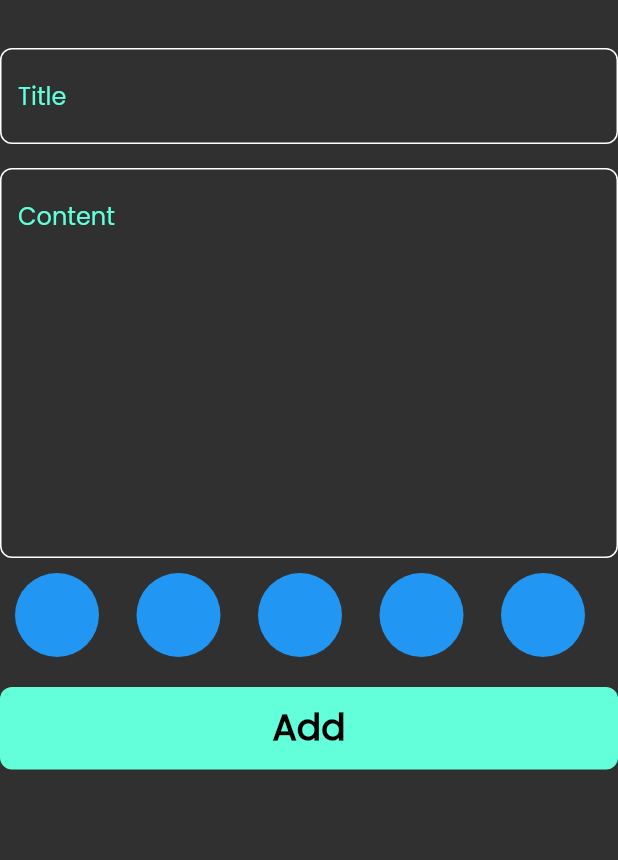
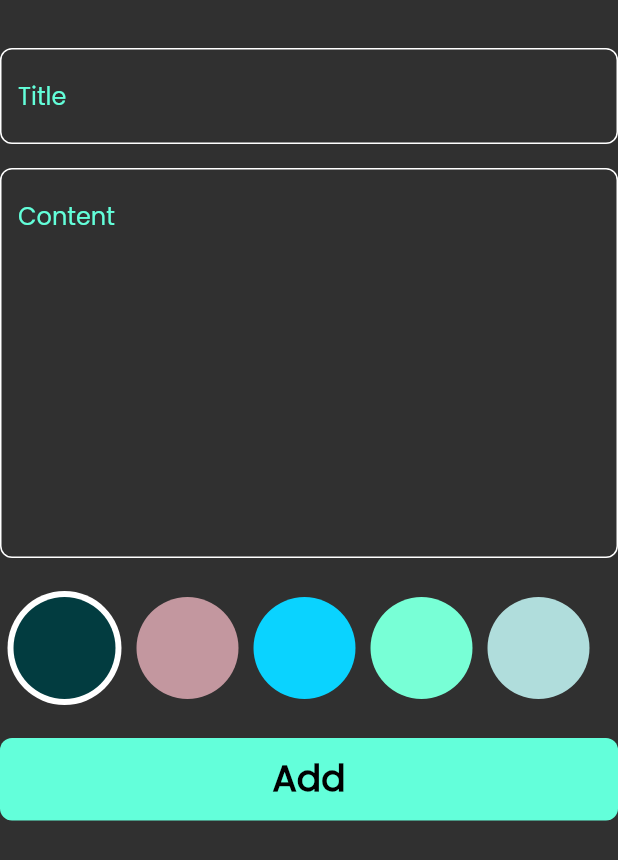
Before and after one commit to Abdullah-Balasmeh/note_app, a Flutter app: the AddNoteForm widget shown alone on an empty page, opened directly, on a phone screen of 412 x 824 dp. Shown: the top 860 px of the screen. Run offline on Flutter 3.47's test engine with Material 3 defaults, Android fonts, the phone set to English and light mode, and no system bars; our stand-ins replace bloc, flutter_bloc, hive, hive_flutter; accounts and stored records are empty.

Commit message:
color list view done

```diff
--- a/lib/widget/add_note_form.dart
+++ b/lib/widget/add_note_form.dart
@@ -43,6 +43,7 @@ class _AddNoteFormState extends State<AddNoteForm> {
             hint: 'Content',
             maxLine: 10,
           ),
+          const SizedBox(height: 10),
           const ColorItemListView(),
           const SizedBox(height: 10),
           BlocBuilder<AddNoteCubit, AddNoteCubitState>(
--- a/lib/widget/color_list_view.dart
+++ b/lib/widget/color_list_view.dart
@@ -1,31 +1,63 @@
 import 'package:flutter/material.dart';
 
 class ColorItem extends StatelessWidget {
-  const ColorItem({super.key});
-
+  const ColorItem({super.key, required this.isActive, required this.color});
+  final bool isActive;
+  final Color color;
   @override
   Widget build(BuildContext context) {
-    return const CircleAvatar(
-      radius: 38,
-      backgroundColor: Colors.blue,
-    );
+    return isActive
+        ? CircleAvatar(
+            backgroundColor: Colors.white,
+            radius: 38,
+            child: CircleAvatar(
+              radius: 34,
+              backgroundColor: color,
+            ),
+          )
+        : CircleAvatar(
+            backgroundColor: color,
+            radius: 34,
+          );
   }
 }
 
-class ColorItemListView extends StatelessWidget {
+class ColorItemListView extends StatefulWidget {
   const ColorItemListView({super.key});
 
   @override
+  State<ColorItemListView> createState() => _ColorItemListViewState();
+}
+
+class _ColorItemListViewState extends State<ColorItemListView> {
+  int currenteindex = 0;
+  List<Color> colors = const [
+    Color(0xff023c40),
+    Color(0xffc3979f),
+    Color(0xff0ad3ff),
+    Color(0xff78ffd6),
+    Color(0xffB0DDDC),
+  ];
+  @override
   Widget build(BuildContext context) {
     return SizedBox(
-      height: 38 * 2,
+      height: 100,
       child: ListView.builder(
-        itemCount: 5,
+        itemCount: colors.length,
         scrollDirection: Axis.horizontal,
         itemBuilder: (context, index) {
-          return const Padding(
-            padding: EdgeInsets.only(top: 10, bottom: 10, right: 5),
-            child: ColorItem(),
+          return Padding(
+            padding: const EdgeInsets.symmetric(horizontal: 5),
+            child: GestureDetector(
+              onTap: () {
+                currenteindex = index;
+                setState(() {});
+              },
+              child: ColorItem(
+                isActive: currenteindex == index,
+                color: colors[index],
+              ),
+            ),
           );
         },
       ),
```
